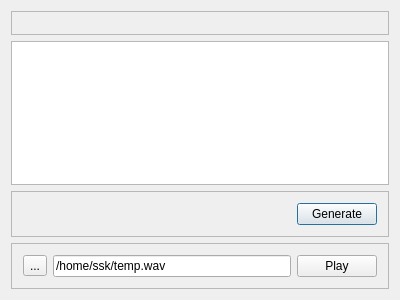
Qt form dialog.ui (wiless/qt-audio-usages) before a commit.
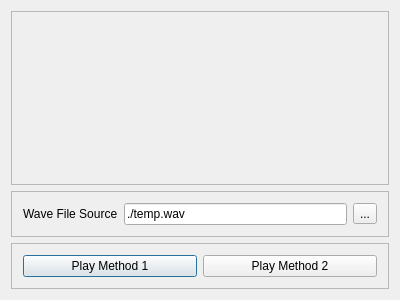
The same form after that commit.

What changed in the file:
```diff
--- a/dialog.ui
+++ b/dialog.ui
@@ -31,41 +31,6 @@
      <layout class="QVBoxLayout" name="verticalLayout_2"/>
     </widget>
    </item>
-   <item>
-    <widget class="QTextBrowser" name="textBrowser"/>
-   </item>
-   <item>
-    <widget class="QFrame" name="frame_2">
-     <property name="frameShape">
-      <enum>QFrame::StyledPanel</enum>
-     </property>
-     <property name="frameShadow">
-      <enum>QFrame::Raised</enum>
-     </property>
-     <layout class="QHBoxLayout" name="horizontalLayout_2">
-      <item>
-       <spacer name="horizontalSpacer">
-        <property name="orientation">
-         <enum>Qt::Horizontal</enum>
-        </property>
-        <property name="sizeHint" stdset="0">
-         <size>
-          <width>40</width>
-          <height>20</height>
-         </size>
-        </property>
-       </spacer>
-      </item>
-      <item>
-       <widget class="QPushButton" name="pushButton_2">
-        <property name="text">
-         <string>Generate</string>
-        </property>
-       </widget>
-      </item>
-     </layout>
-    </widget>
-   </item>
    <item>
     <widget class="QFrame" name="frame">
      <property name="frameShape">
@@ -75,6 +40,20 @@
       <enum>QFrame::Raised</enum>
      </property>
      <layout class="QHBoxLayout" name="horizontalLayout">
+      <item>
+       <widget class="QLabel" name="label">
+        <property name="text">
+         <string>Wave File Source</string>
+        </property>
+       </widget>
+      </item>
+      <item>
+       <widget class="QLineEdit" name="lineEdit">
+        <property name="text">
+         <string>./temp.wav</string>
+        </property>
+       </widget>
+      </item>
       <item>
        <widget class="QToolButton" name="toolButton">
         <property name="text">
@@ -82,17 +61,29 @@
         </property>
        </widget>
       </item>
+     </layout>
+    </widget>
+   </item>
+   <item>
+    <widget class="QFrame" name="frame_2">
+     <property name="frameShape">
+      <enum>QFrame::StyledPanel</enum>
+     </property>
+     <property name="frameShadow">
+      <enum>QFrame::Raised</enum>
+     </property>
+     <layout class="QHBoxLayout" name="horizontalLayout_2">
       <item>
-       <widget class="QLineEdit" name="lineEdit">
+       <widget class="QPushButton" name="btnMethod1">
         <property name="text">
-         <string>/home/ssk/temp.wav</string>
+         <string>Play Method 1</string>
         </property>
        </widget>
       </item>
       <item>
-       <widget class="QPushButton" name="pushButton">
+       <widget class="QPushButton" name="btnMethod2">
         <property name="text">
-         <string>Play</string>
+         <string>Play Method 2</string>
         </property>
        </widget>
       </item>
```
